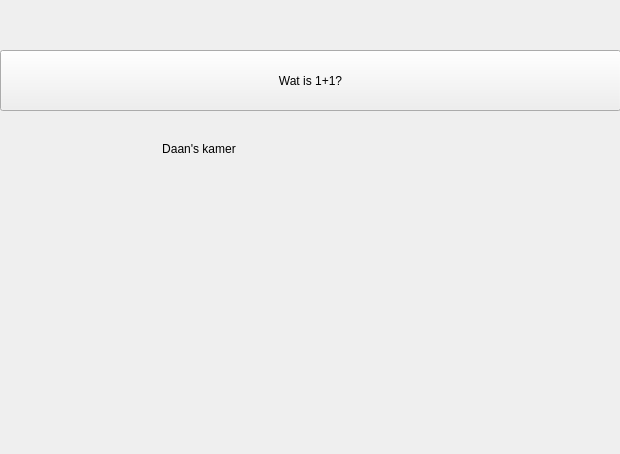
Above: kamer_daan.ui from djog/djog_nanos_2018 before the change. Below: the same form after it.
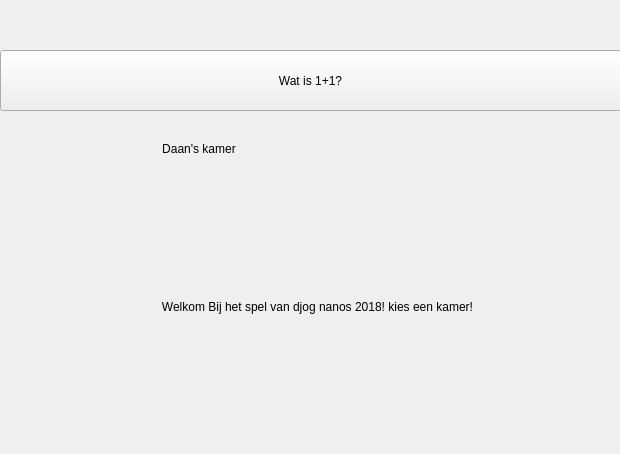
That is the form after the change.

Diff of the .ui file:
```diff
--- a/kamer_daan.ui
+++ b/kamer_daan.ui
@@ -42,6 +42,22 @@
     <string>Wat is 1+1?</string>
    </property>
   </widget>
+  <widget class="QLabel" name="label_2">
+   <property name="geometry">
+    <rect>
+     <x>27</x>
+     <y>206</y>
+     <width>581</width>
+     <height>201</height>
+    </rect>
+   </property>
+   <property name="text">
+    <string>Welkom Bij het spel van djog nanos 2018! kies een kamer!</string>
+   </property>
+   <property name="alignment">
+    <set>Qt::AlignCenter</set>
+   </property>
+  </widget>
  </widget>
  <resources/>
  <connections/>
```
